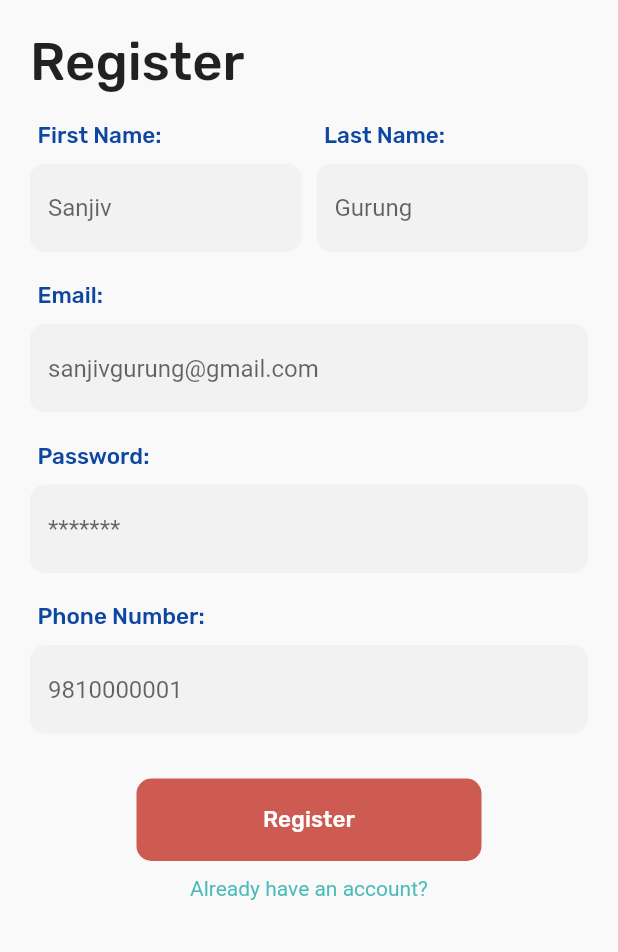
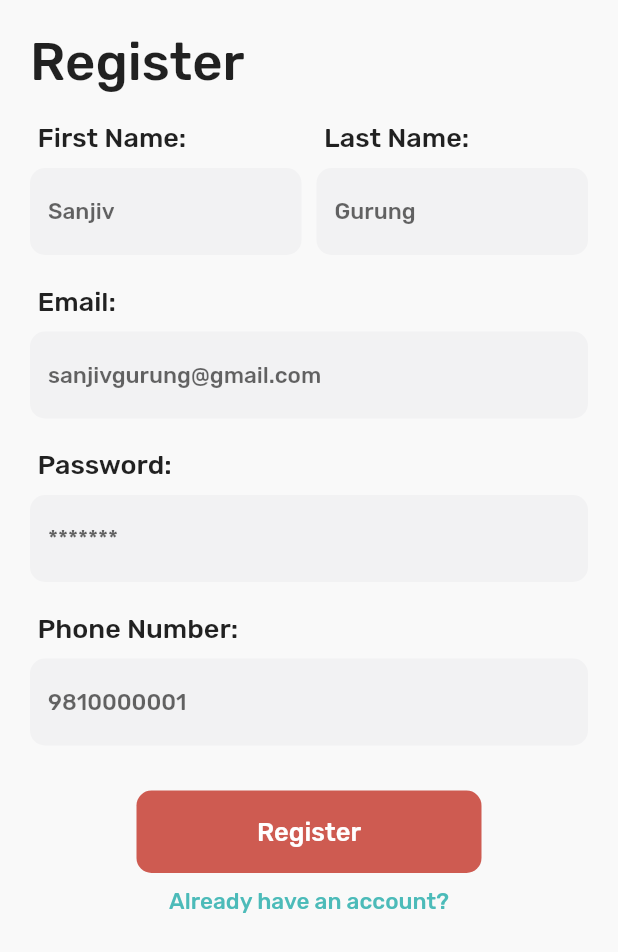
Before and after one commit to Sheikhsoft/darpan_dental_home, a Flutter app: the Register screen opened directly, on a phone screen of 412 x 824 dp. Shown: the top 952 px of the screen. Run offline on Flutter 3.47's test engine with Material 2 defaults, Android fonts, the phone set to English and light mode, and no system bars; our stand-ins replace google_fonts; missing offline and left inert: flutter_rounded_date_picker.

Commit message:
Google Fonts

```diff
--- a/lib/screen/authenticate/register.dart
+++ b/lib/screen/authenticate/register.dart
@@ -1,6 +1,7 @@
 import 'package:darpandentalhome/shared/const.dart';
 import 'package:flutter/cupertino.dart';
 import 'package:flutter/material.dart';
+import 'package:google_fonts/google_fonts.dart';
 
 class Register extends StatefulWidget {
 
@@ -25,10 +26,12 @@ class _RegisterState extends State<Register> {
                 padding: EdgeInsets.fromLTRB(20, 20, 0, 10),
                 child: Text(
                   'Register',
-                  style: TextStyle(
-                    fontSize: 35,
-                    fontFamily: 'Rubik',
-                  ),
+                    style: GoogleFonts.rubik(
+                      textStyle: TextStyle(
+                          fontSize: 35,
+                        fontWeight: FontWeight.w500
+                      ),
+                    )
                 ),
               ),
               Row(
@@ -42,16 +45,21 @@ class _RegisterState extends State<Register> {
                             padding: const EdgeInsets.fromLTRB(25,10,20,0),
                             child: Text(
                               'First Name:',
-                              style: TextStyle(
-                                  fontFamily: 'Rubik',
-                                  fontSize: 15,
-                                  color: Colors.blue[900]
-                              ),
+                                style: GoogleFonts.rubik(
+                                  textStyle: TextStyle(
+                                      fontSize: 18,
+                                  ),
+                                )
                             )
                         ),
                         Padding(
                           padding: const EdgeInsets.fromLTRB(20,10,5,10),
                           child: TextFormField(
+                            style: GoogleFonts.rubik(
+                              textStyle: TextStyle(
+                                fontSize: 15,
+                              ),
+                            ),
                             cursorColor: Colors.black,
                             decoration: textInputDecoration.copyWith(hintText: 'Sanjiv'),
                           ),
@@ -67,16 +75,21 @@ class _RegisterState extends State<Register> {
                             padding: const EdgeInsets.fromLTRB(10,10,20,0),
                             child: Text(
                               'Last Name:',
-                              style: TextStyle(
-                                  fontFamily: 'Rubik',
-                                  fontSize: 15,
-                                  color: Colors.blue[900]
-                              ),
+                                style: GoogleFonts.rubik(
+                                  textStyle: TextStyle(
+                                    fontSize: 18,
+                                  ),
+                                )
                             )
                         ),
                         Padding(
                           padding: const EdgeInsets.fromLTRB(5,10,20,10),
                           child: TextFormField(
+                              style: GoogleFonts.rubik(
+                                textStyle: TextStyle(
+                                  fontSize: 15,
+                                ),
+                              ),
                               cursorColor: Colors.black,
                               decoration: textInputDecoration.copyWith(hintText: 'Gurung')
                           ),
@@ -90,16 +103,21 @@ class _RegisterState extends State<Register> {
                   padding: const EdgeInsets.fromLTRB(25,10,20,0),
                   child: Text(
                     'Email:',
-                    style: TextStyle(
-                        fontFamily: 'Rubik',
-                        fontSize: 15,
-                        color: Colors.blue[900]
+                    style: GoogleFonts.rubik(
+                      textStyle: TextStyle(
+                        fontSize: 18,
+                      ),
                     ),
                   )
               ),
               Padding(
                 padding: const EdgeInsets.fromLTRB(20,10,20,10),
                 child: TextFormField(
+                    style: GoogleFonts.rubik(
+                      textStyle: TextStyle(
+                        fontSize: 15,
+                      ),
+                    ),
                   keyboardType: TextInputType.emailAddress,
                     cursorColor: Colors.black,
                     decoration: textInputDecoration.copyWith(hintText: 'sanjivgurung@gmail.com')
@@ -109,16 +127,21 @@ class _RegisterState extends State<Register> {
                   padding: const EdgeInsets.fromLTRB(25,10,20,0),
                   child: Text(
                     'Password:',
-                    style: TextStyle(
-                        fontFamily: 'Rubik',
-                        fontSize: 15,
-                        color: Colors.blue[900]
+                    style: GoogleFonts.rubik(
+                      textStyle: TextStyle(
+                        fontSize: 18,
+                      ),
                     ),
                   )
               ),
               Padding(
                 padding: const EdgeInsets.fromLTRB(20,10,20,10),
                 child: TextFormField(
+                    style: GoogleFonts.rubik(
+                      textStyle: TextStyle(
+                        fontSize: 15,
+                      ),
+                    ),
                     obscureText: true,
                     cursorColor: Colors.black,
                     decoration: textInputDecoration.copyWith(hintText: '*******')
@@ -128,16 +151,21 @@ class _RegisterState extends State<Register> {
                   padding: const EdgeInsets.fromLTRB(25,10,20,0),
                   child: Text(
                     'Phone Number:',
-                    style: TextStyle(
-                        fontFamily: 'Rubik',
-                        fontSize: 15,
-                        color: Colors.blue[900]
+                    style: GoogleFonts.rubik(
+                      textStyle: TextStyle(
+                        fontSize: 18,
+                      ),
                     ),
                   )
               ),
               Padding(
                 padding: const EdgeInsets.fromLTRB(20,10,20,10),
                 child: TextFormField(
+                    style: GoogleFonts.rubik(
+                      textStyle: TextStyle(
+                        fontSize: 15,
+                      ),
+                    ),
                     keyboardType: TextInputType.number,
                     cursorColor: Colors.black,
                     decoration: textInputDecoration.copyWith(hintText: '9810000001')
@@ -154,7 +182,13 @@ class _RegisterState extends State<Register> {
                   onPressed: () {},
                   child: Text(
                     'Register',
-                    style: TextStyle(fontFamily: 'Rubik', fontSize: 15, color: Colors.white),
+                    style: GoogleFonts.rubik(
+                      textStyle: TextStyle(
+                        fontSize: 17,
+                        fontWeight: FontWeight.w500,
+                        color: Colors.white
+                      ),
+                    ),
                   ),
                 ),
               ),
@@ -167,8 +201,11 @@ class _RegisterState extends State<Register> {
                     },
                     child: Text(
                       'Already have an account?',
-                      style: TextStyle(
-                        color: Color(0xff4CBBB9),
+                      style: GoogleFonts.rubik(
+                        textStyle: TextStyle(
+                          fontSize: 15,
+                          color: Color(0xff4CBBB9),
+                        ),
                       ),
                     ),
                   ),
--- a/lib/screen/home/card_class.dart
+++ b/lib/screen/home/card_class.dart
@@ -1,4 +1,5 @@
 import 'package:darpandentalhome/appoitment.dart';
+import 'package:darpandentalhome/screen/home/report.dart';
 import 'package:flutter/material.dart';
 
 class CardClass extends StatefulWidget {
@@ -15,6 +16,8 @@ class _CardClassState extends State<CardClass> {
   Widget build(BuildContext context) {
     return Padding(
       padding: const EdgeInsets.only(bottom: 10),
+      child: InkWell(
+        onTap: () {},
         child: Card(
           elevation: 0,
           shape: RoundedRectangleBorder(
@@ -67,6 +70,7 @@ class _CardClassState extends State<CardClass> {
             ),
           ),
         ),
+      ),
     );
   }
 }
--- a/lib/screen/home/home.dart
+++ b/lib/screen/home/home.dart
@@ -36,7 +36,7 @@ class _HomeState extends State<Home> {
       return Container(
         decoration: boxDecoration.copyWith(borderRadius: BorderRadius.all(
             Radius.circular(20))),
-        padding: EdgeInsets.fromLTRB(10,10,10,0),
+        padding: EdgeInsets.fromLTRB(10,0,10,0),
         child: SingleChildScrollView(
           child: AppointmentForm(appointedFor: appointedFor,appointedDoctor: appointedDoctor,),
         ),
--- a/lib/screen/payment/payment.dart
+++ b/lib/screen/payment/payment.dart
@@ -24,7 +24,6 @@ class _PaymentState extends State<Payment> {
       backgroundColor: Color(0xfff9f9f9),
       body: SingleChildScrollView(
         child: SafeArea(
-          bottom: false,
           child: Column(
             mainAxisAlignment: MainAxisAlignment.start,
             crossAxisAlignment: CrossAxisAlignment.start,
--- a/lib/screen/wrapper.dart
+++ b/lib/screen/wrapper.dart
@@ -4,12 +4,13 @@ import 'package:darpandentalhome/screen/authenticate/sign_in.dart';
 import 'package:darpandentalhome/screen/home/booked_appointment.dart';
 import 'package:darpandentalhome/screen/home/home.dart';
 import 'package:darpandentalhome/screen/authenticate/splash.dart';
+import 'package:darpandentalhome/screen/home/report.dart';
 import 'package:darpandentalhome/screen/payment/payment.dart';
 import 'package:flutter/material.dart';
 
 class Wrapper extends StatelessWidget {
   @override
   Widget build(BuildContext context) {
-    return Payment();
+    return Register();
   }
 }
--- a/pubspec.yaml
+++ b/pubspec.yaml
@@ -22,6 +22,7 @@ dependencies:
   flutter_localizations:
     sdk: flutter
   flutter_rounded_date_picker: 1.0.4
+  google_fonts: ^1.1.0
 
   # The following adds the Cupertino Icons font to your application.
   # Use with the CupertinoIcons class for iOS style icons.
```
Also changed, not shown: lib/screen/authenticate/sign_in.dart (+40 -15 lines), lib/screen/home/appointment_form.dart (+16 -3 lines), lib/screen/home/report.dart (added, +31 -0 lines), pubspec.lock. Lines whose indentation alone changed are shown as unchanged.
